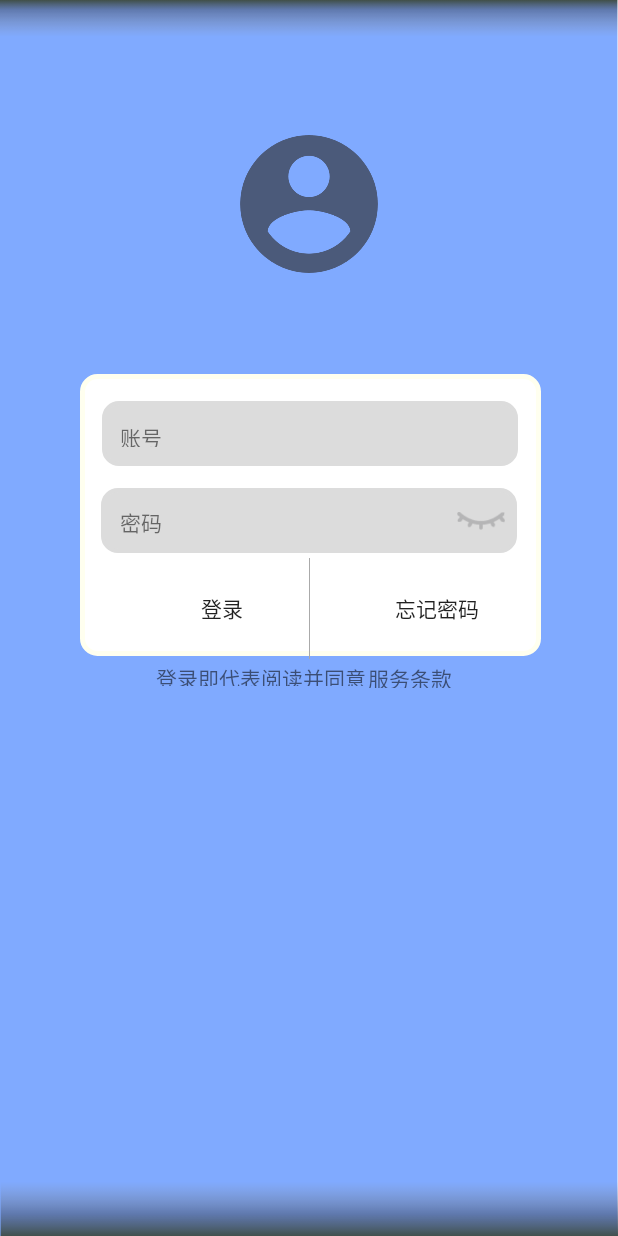
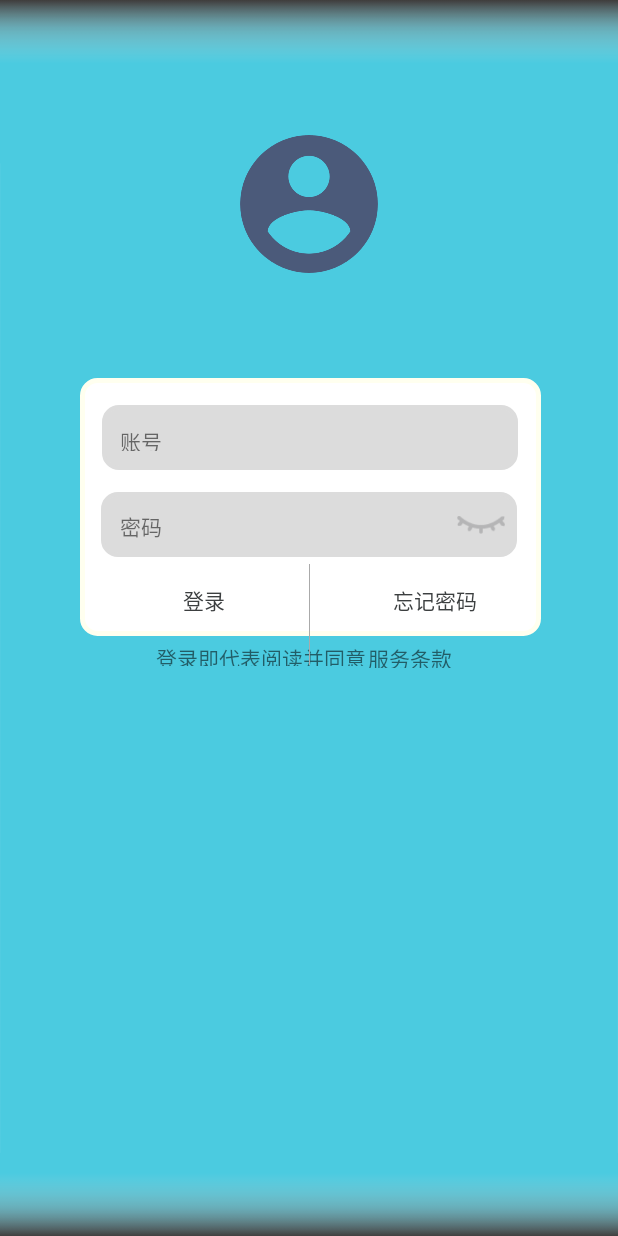
Before and after one commit to PluckySaltyfish/Tree, an Android app: the Login2Activity screen opened directly, with no data from a screen before it, on a phone screen of 412 x 824 dp. Run offline under Robolectric (Android 15) with nearby library versions, the phone set to English and light mode, and no system bars; Roboto replaces fonts that are not available here.

Commit message:
style changed|activity connected

```diff
--- a/app/src/main/java/com/example/plucky/mytree/Login2Activity.java
+++ b/app/src/main/java/com/example/plucky/mytree/Login2Activity.java
@@ -1,11 +1,15 @@
 package com.example.plucky.mytree;
 
+import android.content.Intent;
+import android.graphics.Color;
+import android.os.Build;
 import android.os.Bundle;
 import android.support.v7.app.AppCompatActivity;
 import android.text.method.HideReturnsTransformationMethod;
 import android.text.method.PasswordTransformationMethod;
 import android.text.method.TransformationMethod;
 import android.view.View;
+import android.widget.Button;
 import android.widget.EditText;
 import android.widget.ImageView;
 
@@ -14,19 +18,34 @@ public class Login2Activity extends AppCompatActivity {
     Users mUsers=new Users();
 
     private  EditText mEditText;
+    private Button Login,ForgetPassword;
     private AvatarImageView mImageView;
     private ImageView mPasswordImageView;
     private EditText mPasswordEditText;
+    private Connection mConnection=new Connection();
+    private String UserId;
     private boolean isHideFirst = true;// 输入框密码是否是隐藏的，默认为true
 
     @Override
     protected void onCreate(Bundle savedInstanceState) {
         super.onCreate(savedInstanceState);
         setContentView(R.layout.activity_login2);
+        if (Build.VERSION.SDK_INT >= 21) {
+            View decorView =getWindow().getDecorView();
+            int option = View.SYSTEM_UI_FLAG_LAYOUT_HIDE_NAVIGATION
+                    | View.SYSTEM_UI_FLAG_LAYOUT_FULLSCREEN
+                    | View.SYSTEM_UI_FLAG_LAYOUT_STABLE;
+            decorView.setSystemUiVisibility(option);
+            getWindow().setNavigationBarColor(Color.TRANSPARENT);
+            getWindow().setStatusBarColor(Color.TRANSPARENT);
+        }
+
         mEditText=(EditText) findViewById(R.id.edituser);
         mPasswordEditText=(EditText) findViewById(R.id.password);
         mImageView=(AvatarImageView) findViewById(R.id.imageView6);
         mPasswordImageView=(ImageView) findViewById(R.id.imageView8);
+        Login =(Button)findViewById(R.id.loginin);
+        ForgetPassword=(Button)findViewById(R.id.forgetpassword);
 
         mEditText.setOnFocusChangeListener(new android.view.View.OnFocusChangeListener(){
 
@@ -36,9 +55,9 @@ public class Login2Activity extends AppCompatActivity {
                     mImageView.setImageResource(R.drawable.me);
                 }
                 else{
-                    String userid=mEditText.getText().toString();
+                    UserId=mEditText.getText().toString();
 
-                    int image=mUsers.getImage(userid);
+                    int image=mUsers.getImage(UserId);
                     mImageView.setImageResource(image);
 
                 }
@@ -73,5 +92,28 @@ public class Login2Activity extends AppCompatActivity {
             }
         });
 
+        Login.setOnClickListener(new View.OnClickListener() {
+            @Override
+            public void onClick(View v) {
+                //if (mConnection.VerifyUser(UserId,mPasswordEditText.getText().toString())==1){
+                    Intent i = new Intent(Login2Activity.this, MainActivity.class);
+                    i.setFlags(Intent.FLAG_ACTIVITY_CLEAR_TASK|Intent.FLAG_ACTIVITY_NEW_TASK);
+                    startActivity(i);
+                //}
+                //else{
+                    //Alert Dialog show"登录失败:用户名或密码错误"
+                //}
+            }
+        });
+
+        ForgetPassword.setOnClickListener(new View.OnClickListener() {
+            @Override
+            public void onClick(View v) {
+                //start forgetpassword activity
+//                Intent i = new Intent(Login2Activity.this, xxx.class);
+//                startActivity(i);
+            }
+        });
+
     }
 }
--- a/app/src/main/java/com/example/plucky/mytree/LoginActivity.java
+++ b/app/src/main/java/com/example/plucky/mytree/LoginActivity.java
@@ -36,8 +36,8 @@ public class LoginActivity extends AppCompatActivity {
         sign_in_button.setOnClickListener(new View.OnClickListener() {
             @Override
             public void onClick(View view) {
-//                Intent i = new Intent(LoginActivity.this, test_chart_activity.class);
-//                startActivity(i);
+                Intent i = new Intent(LoginActivity.this, Login2Activity.class);
+                startActivity(i);
             }
         });
 
--- a/app/src/main/java/com/example/plucky/mytree/MainActivity.java
+++ b/app/src/main/java/com/example/plucky/mytree/MainActivity.java
@@ -59,7 +59,7 @@ public class MainActivity extends AppCompatActivity {
         three = mTabLayout.getTabAt(2);
         four = mTabLayout.getTabAt(3);
 
-        //设置Tab的图标，假如不需要则把下面的代码删去
+
         one.setIcon(R.mipmap.ic_launcher);
         two.setIcon(R.mipmap.ic_launcher);
         three.setIcon(R.mipmap.ic_launcher);
--- a/app/src/main/java/com/example/plucky/mytree/MyFragmentPagerAdapter.java
+++ b/app/src/main/java/com/example/plucky/mytree/MyFragmentPagerAdapter.java
@@ -7,7 +7,7 @@ import android.support.v4.app.FragmentPagerAdapter;
 
 public class MyFragmentPagerAdapter extends FragmentPagerAdapter {
 
-    private String[] mTitles = new String[]{"首页", "发现", "进货单","我的"};
+    private String[] mTitles = new String[]{" ", " ", " "," "};
 
     public MyFragmentPagerAdapter(FragmentManager fm) {
         super(fm);
@@ -30,7 +30,7 @@ public class MyFragmentPagerAdapter extends FragmentPagerAdapter {
         return mTitles.length;
     }
 
-    //ViewPager与TabLayout绑定后，这里获取到PageTitle就是Tab的Text
+
     @Override
     public CharSequence getPageTitle(int position) {
         return mTitles[position];
--- a/app/src/main/res/layout/activity_login2.xml
+++ b/app/src/main/res/layout/activity_login2.xml
@@ -16,16 +16,16 @@
         android:layout_marginEnd="8dp"
         android:layout_marginStart="8dp"
         android:layout_marginTop="90dp"
+        android:src="@drawable/me"
         app:layout_constraintEnd_toEndOf="parent"
         app:layout_constraintStart_toStartOf="parent"
         app:layout_constraintTop_toTopOf="parent"
-        android:src="@drawable/me"
         tools:ignore="MissingConstraints"/>
 
     <TextView
         android:id="@+id/textbackground"
         android:layout_width="307dp"
-        android:layout_height="188dp"
+        android:layout_height="172dp"
         android:layout_marginBottom="8dp"
         android:layout_marginEnd="8dp"
         android:layout_marginStart="8dp"
@@ -44,17 +44,14 @@
         android:id="@+id/loginin"
         android:layout_width="143dp"
         android:layout_height="48dp"
-        android:layout_marginBottom="8dp"
+        android:layout_marginEnd="8dp"
         android:layout_marginStart="8dp"
-        android:layout_marginTop="8dp"
         android:background="@null"
         android:text="登录"
+        android:textColor="@color/dark_gray"
         app:layout_constraintBottom_toBottomOf="@+id/textbackground"
         app:layout_constraintEnd_toStartOf="@+id/guideline"
-        app:layout_constraintHorizontal_bias="1.0"
-        app:layout_constraintStart_toStartOf="parent"
-        app:layout_constraintTop_toBottomOf="@+id/text2"
-        app:layout_constraintVertical_bias="1.0"
+        app:layout_constraintStart_toStartOf="@+id/view1"
         tools:ignore="MissingConstraints,RtlCompat"/>
 
     <android.support.constraint.Guideline
@@ -68,17 +65,14 @@
         android:id="@+id/forgetpassword"
         android:layout_width="143dp"
         android:layout_height="48dp"
-        android:layout_marginBottom="8dp"
         android:layout_marginEnd="8dp"
-        android:layout_marginTop="8dp"
+        android:layout_marginStart="8dp"
         android:background="@null"
         android:text="忘记密码"
+        android:textColor="@color/dark_gray"
         app:layout_constraintBottom_toBottomOf="@+id/textbackground"
-        app:layout_constraintEnd_toEndOf="parent"
-        app:layout_constraintHorizontal_bias="0.0"
+        app:layout_constraintEnd_toEndOf="@+id/view1"
         app:layout_constraintStart_toStartOf="@+id/guideline"
-        app:layout_constraintTop_toBottomOf="@+id/text2"
-        app:layout_constraintVertical_bias="1.0"
         tools:ignore="MissingConstraints,RtlCompat"/>
 
     <TextView
@@ -182,9 +176,9 @@
         android:layout_marginEnd="8dp"
         android:layout_marginStart="8dp"
         android:layout_marginTop="8dp"
+        android:background="@null"
         android:ems="10"
         android:inputType="textPassword"
-        android:background="@null"
         app:layout_constraintBottom_toBottomOf="@+id/text2"
         app:layout_constraintEnd_toStartOf="@+id/imageView8"
         app:layout_constraintHorizontal_bias="0.571"
@@ -199,10 +193,10 @@
         android:layout_marginBottom="8dp"
         android:layout_marginEnd="8dp"
         android:layout_marginTop="8dp"
+        android:background="@null"
         android:ems="10"
         android:inputType="textPersonName"
         android:singleLine="false"
-        android:background="@null"
         app:layout_constraintBottom_toBottomOf="@+id/text1"
         app:layout_constraintEnd_toEndOf="@+id/text1"
         app:layout_constraintHorizontal_bias="0.0"
@@ -236,7 +230,7 @@
         android:layout_marginBottom="8dp"
         android:layout_marginEnd="8dp"
         android:layout_marginStart="8dp"
-        android:layout_marginTop="5dp"
+        android:layout_marginTop="20dp"
         android:background="@android:color/darker_gray"
         app:layout_constraintBottom_toTopOf="@+id/loginin"
         app:layout_constraintEnd_toEndOf="parent"
@@ -250,7 +244,7 @@
         android:layout_marginBottom="8dp"
         android:layout_marginEnd="8dp"
         android:layout_marginStart="8dp"
-        android:layout_marginTop="8dp"
+        android:layout_marginTop="23dp"
         android:background="@android:color/darker_gray"
         app:layout_constraintBottom_toBottomOf="@id/textbackground"
 
--- a/app/src/main/res/layout/tab_navigation.xml
+++ b/app/src/main/res/layout/tab_navigation.xml
@@ -5,6 +5,7 @@
               android:layout_height="match_parent"
               xmlns:app="http://schemas.android.com/apk/res-auto"
               android:orientation="vertical"
+              android:background="@drawable/bkg1"
               tools:context=".MainActivity">
 
     <android.support.v7.widget.Toolbar
--- a/app/src/main/res/values/colors.xml
+++ b/app/src/main/res/values/colors.xml
@@ -1,10 +1,12 @@
 <?xml version="1.0" encoding="utf-8"?>
 <resources>
-    <color name="colorPrimary">#80AAFF</color>
+    <color name="colorPrimary">#6fc9dd</color>
     <color name="colorPrimaryDark">#303F9F</color>
     <color name="colorAccent">#FF4081</color>
     <color name="white">#FFFFFF</color>
-    <color name="blue">#80AAFF</color>
+    <color name="blue">#6fc9dd</color>
+    <color name="grey">#226b67</color>
     <color name="black">#000000</color>
     <color name="light_gray">#F0F0F0</color>
+    <color name="dark_gray">#3c3f40</color>
 </resources>
--- a/app/src/main/res/values/strings.xml
+++ b/app/src/main/res/values/strings.xml
@@ -5,10 +5,7 @@
     <string name="logo">logo</string>
     <string name="signIn">sign in button</string>
     <string name="signUp">sign up button</string>
-    <string name="tree_navigation">树</string>
-    <string name="me_navigation">个人</string>
-    <string name="task_navigation">任务</string>
-    <string name="achievement_navigation">成就</string>
+
     <string name="dialog_title">添加任务</string>
     <string name="cancel">取消</string>
     <string name="confirm">确认</string>
```
Also changed, not shown: app/src/main/AndroidManifest.xml (+4 -3 lines), app/src/main/java/com/example/plucky/mytree/Connection.java (added, +12 -0 lines), app/src/main/res/layout/achievement_fragment.xml (deleted, +0 -10 lines), app/src/main/java/com/example/plucky/mytree/AddTaskDialog.java (indentation only), app/src/main/res/drawable/background.png, app/src/main/res/drawable/bkg1.png (added), app/src/main/res/drawable/signup.png, 1 other file.
